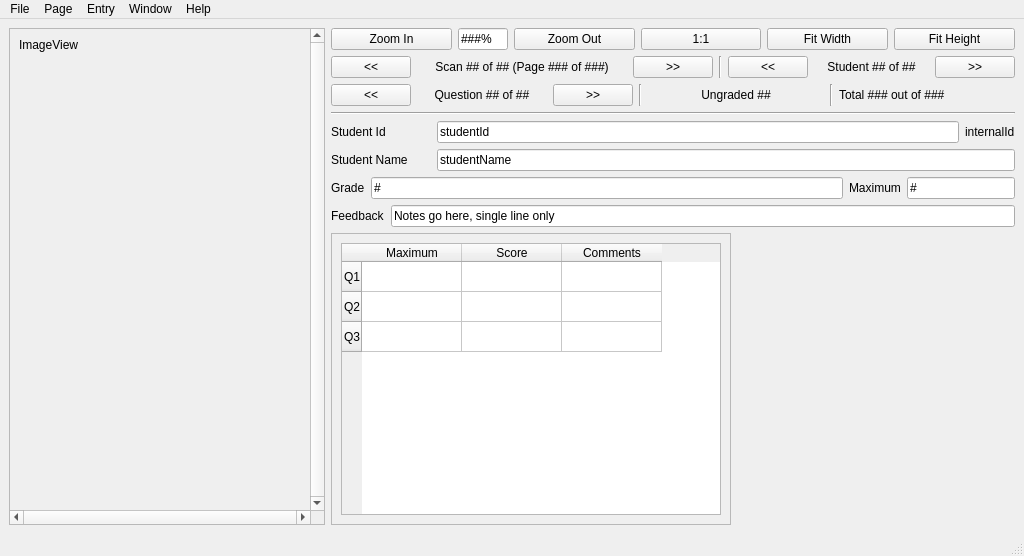
Qt form mainwindow.ui (waynepiekarski/qtgrader) before a commit.
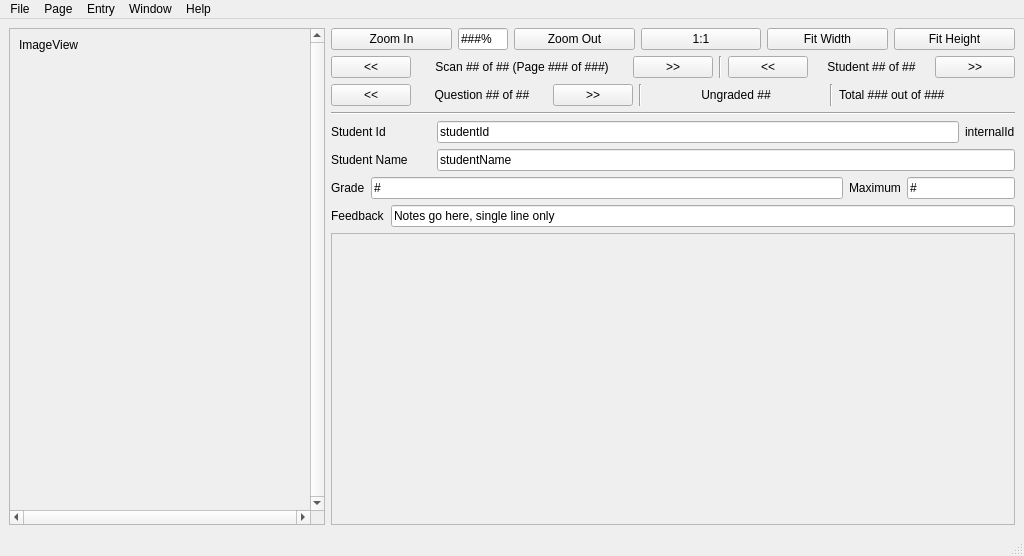
The same form after that commit.

Commit message: Rework UI so that the GradeWindow embeds itself in the MainWindow when it is not in a separate window

Patch:
```diff
--- a/mainwindow.ui
+++ b/mainwindow.ui
@@ -506,11 +506,11 @@
             <verstretch>0</verstretch>
            </sizepolicy>
           </property>
-          <property name="maximumSize">
-           <size>
-            <width>400</width>
-            <height>16777215</height>
-           </size>
+          <property name="verticalScrollBarPolicy">
+           <enum>Qt::ScrollBarAsNeeded</enum>
+          </property>
+          <property name="horizontalScrollBarPolicy">
+           <enum>Qt::ScrollBarAsNeeded</enum>
           </property>
           <property name="widgetResizable">
            <bool>true</bool>
@@ -520,52 +520,11 @@
             <rect>
              <x>0</x>
              <y>0</y>
-             <width>398</width>
+             <width>602</width>
              <height>204</height>
             </rect>
            </property>
-           <layout class="QHBoxLayout" name="horizontalLayout_8">
-            <item>
-             <widget class="QTableWidget" name="tableWidget">
-              <property name="maximumSize">
-               <size>
-                <width>16777215</width>
-                <height>16777215</height>
-               </size>
-              </property>
-              <row>
-               <property name="text">
-                <string>Q1</string>
-               </property>
-              </row>
-              <row>
-               <property name="text">
-                <string>Q2</string>
-               </property>
-              </row>
-              <row>
-               <property name="text">
-                <string>Q3</string>
-               </property>
-              </row>
-              <column>
-               <property name="text">
-                <string>Maximum</string>
-               </property>
-              </column>
-              <column>
-               <property name="text">
-                <string>Score</string>
-               </property>
-              </column>
-              <column>
-               <property name="text">
-                <string>Comments</string>
-               </property>
-              </column>
-             </widget>
-            </item>
-           </layout>
+           <layout class="QGridLayout" name="gridLayout"/>
           </widget>
          </widget>
         </item>
```
Left out of the diff: 20 changed lines with no effect on the pictures. The commit also changes 6 other files.
